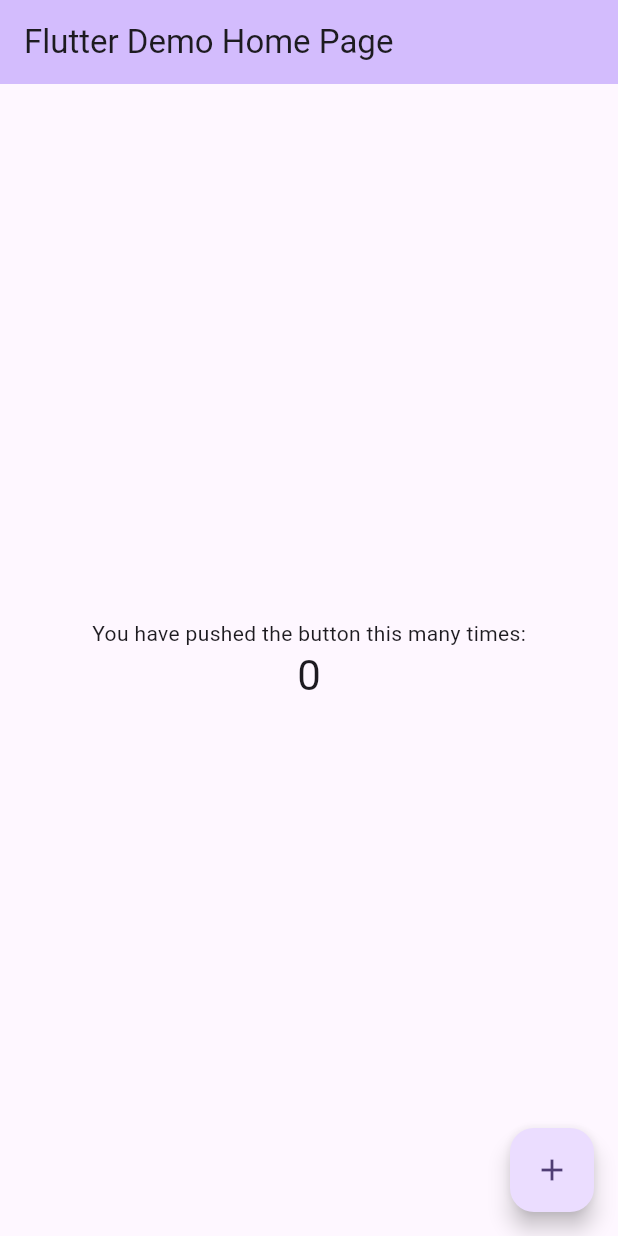
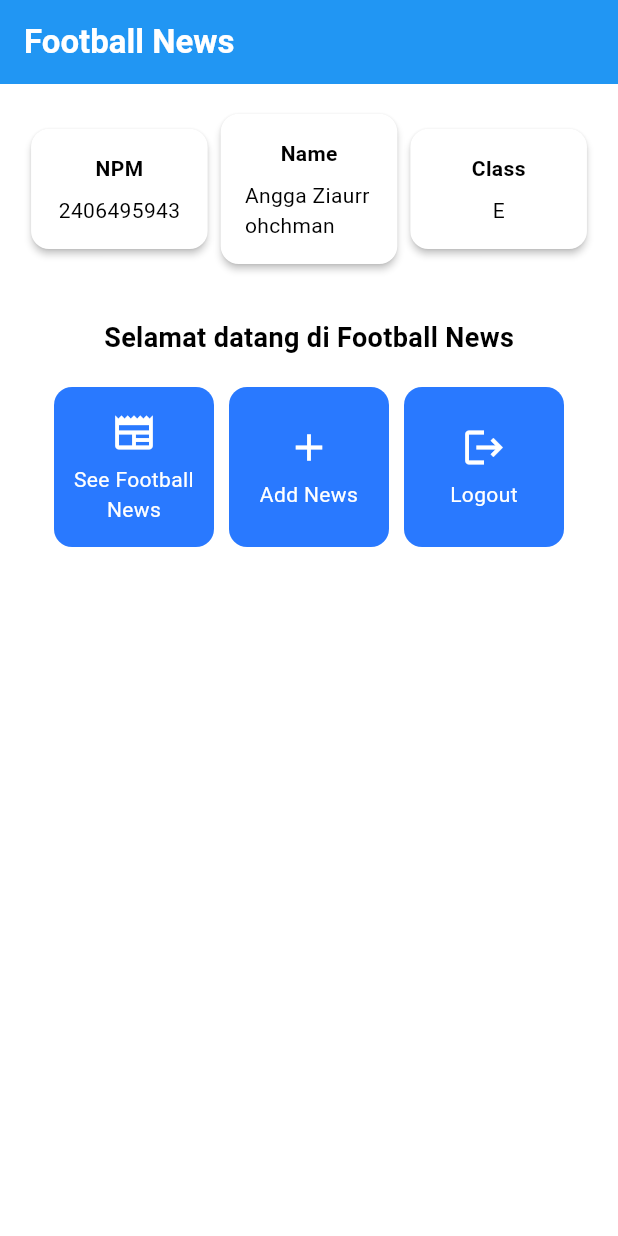
Before and after one commit to anggazia28/football-news-mobile, a Flutter app: the screen it shows after launch, on a phone screen of 412 x 824 dp. Run offline on Flutter 3.47's test engine with Material 3 defaults, Android fonts, the phone set to English and light mode, and no system bars.

Commit message:
Add widget tutorial 1

```diff
--- a/lib/main.dart
+++ b/lib/main.dart
@@ -1,5 +1,5 @@
 import 'package:flutter/material.dart';
-
+import 'package:football_news/menu.dart';
 void main() {
   runApp(const MyApp());
 }
@@ -28,95 +28,9 @@ class MyApp extends StatelessWidget {
         //
         // This works for code too, not just values: Most code changes can be
         // tested with just a hot reload.
-        colorScheme: ColorScheme.fromSeed(seedColor: Colors.deepPurple),
+         colorScheme: ColorScheme.fromSwatch(primarySwatch: Colors.blue).copyWith(secondary: Colors.blueAccent[400]),
       ),
-      home: const MyHomePage(title: 'Flutter Demo Home Page'),
+      home: MyHomePage(),
     );
   }
 }
-
-class MyHomePage extends StatefulWidget {
-  const MyHomePage({super.key, required this.title});
-
-  // This widget is the home page of your application. It is stateful, meaning
-  // that it has a State object (defined below) that contains fields that affect
-  // how it looks.
-
-  // This class is the configuration for the state. It holds the values (in this
-  // case the title) provided by the parent (in this case the App widget) and
-  // used by the build method of the State. Fields in a Widget subclass are
-  // always marked "final".
-
-  final String title;
-
-  @override
-  State<MyHomePage> createState() => _MyHomePageState();
-}
-
-class _MyHomePageState extends State<MyHomePage> {
-  int _counter = 0;
-
-  void _incrementCounter() {
-    setState(() {
-      // This call to setState tells the Flutter framework that something has
-      // changed in this State, which causes it to rerun the build method below
-      // so that the display can reflect the updated values. If we changed
-      // _counter without calling setState(), then the build method would not be
-      // called again, and so nothing would appear to happen.
-      _counter++;
-    });
-  }
-
-  @override
-  Widget build(BuildContext context) {
-    // This method is rerun every time setState is called, for instance as done
-    // by the _incrementCounter method above.
-    //
-    // The Flutter framework has been optimized to make rerunning build methods
-    // fast, so that you can just rebuild anything that needs updating rather
-    // than having to individually change instances of widgets.
-    return Scaffold(
-      appBar: AppBar(
-        // TRY THIS: Try changing the color here to a specific color (to
-        // Colors.amber, perhaps?) and trigger a hot reload to see the AppBar
-        // change color while the other colors stay the same.
-        backgroundColor: Theme.of(context).colorScheme.inversePrimary,
-        // Here we take the value from the MyHomePage object that was created by
-        // the App.build method, and use it to set our appbar title.
-        title: Text(widget.title),
-      ),
-      body: Center(
-        // Center is a layout widget. It takes a single child and positions it
-        // in the middle of the parent.
-        child: Column(
-          // Column is also a layout widget. It takes a list of children and
-          // arranges them vertically. By default, it sizes itself to fit its
-          // children horizontally, and tries to be as tall as its parent.
-          //
-          // Column has various properties to control how it sizes itself and
-          // how it positions its children. Here we use mainAxisAlignment to
-          // center the children vertically; the main axis here is the vertical
-          // axis because Columns are vertical (the cross axis would be
-          // horizontal).
-          //
-          // TRY THIS: Invoke "debug painting" (choose the "Toggle Debug Paint"
-          // action in the IDE, or press "p" in the console), to see the
-          // wireframe for each widget.
-          mainAxisAlignment: MainAxisAlignment.center,
-          children: <Widget>[
-            const Text('You have pushed the button this many times:'),
-            Text(
-              '$_counter',
-              style: Theme.of(context).textTheme.headlineMedium,
-            ),
-          ],
-        ),
-      ),
-      floatingActionButton: FloatingActionButton(
-        onPressed: _incrementCounter,
-        tooltip: 'Increment',
-        child: const Icon(Icons.add),
-      ), // This trailing comma makes auto-formatting nicer for build methods.
-    );
-  }
-}
--- /dev/null
+++ b/lib/menu.dart
@@ -0,0 +1,184 @@
+import 'package:flutter/material.dart';
+class MyHomePage extends StatelessWidget {
+  MyHomePage({super.key});
+
+  final String nama = "Angga Ziaurrohchman"; //nama
+  final String npm = "2406495943"; //npm
+  final String kelas = "E"; //kelas
+
+  final List<ItemHomepage> items = [
+    ItemHomepage("See Football News", Icons.newspaper),
+    ItemHomepage("Add News", Icons.add),
+    ItemHomepage("Logout", Icons.logout),
+  ];
+  @override
+    Widget build(BuildContext context) {
+    // Scaffold menyediakan struktur dasar halaman dengan AppBar dan body.
+    return Scaffold(
+      // AppBar adalah bagian atas halaman yang menampilkan judul.
+      appBar: AppBar(
+        // Judul aplikasi "Football News" dengan teks putih dan tebal.
+        title: const Text(
+          'Football News',
+          style: TextStyle(
+            color: Colors.white,
+            fontWeight: FontWeight.bold,
+          ),
+        ),
+        // Warna latar belakang AppBar diambil dari skema warna tema aplikasi.
+        backgroundColor: Theme.of(context).colorScheme.primary,
+      ),
+      // Body halaman dengan padding di sekelilingnya.
+      body: Padding(
+        padding: const EdgeInsets.all(16.0),
+        // Menyusun widget secara vertikal dalam sebuah kolom.
+        child: Column(
+          crossAxisAlignment: CrossAxisAlignment.center,
+          children: [
+            // Row untuk menampilkan 3 InfoCard secara horizontal.
+            Row(
+              mainAxisAlignment: MainAxisAlignment.spaceEvenly,
+              children: [
+                InfoCard(title: 'NPM', content: npm),
+                InfoCard(title: 'Name', content: nama),
+                InfoCard(title: 'Class', content: kelas),
+              ],
+            ),
+
+            // Memberikan jarak vertikal 16 unit.
+            const SizedBox(height: 16.0),
+
+            // Menempatkan widget berikutnya di tengah halaman.
+            Center(
+              child: Column(
+                // Menyusun teks dan grid item secara vertikal.
+
+                children: [
+                  // Menampilkan teks sambutan dengan gaya tebal dan ukuran 18.
+                  const Padding(
+                    padding: EdgeInsets.only(top: 16.0),
+                    child: Text(
+                      'Selamat datang di Football News',
+                      style: TextStyle(
+                        fontWeight: FontWeight.bold,
+                        fontSize: 18.0,
+                      ),
+                    ),
+                  ),
+
+                  // Grid untuk menampilkan ItemCard dalam bentuk grid 3 kolom.
+                  GridView.count(
+                    primary: true,
+                    padding: const EdgeInsets.all(20),
+                    crossAxisSpacing: 10,
+                    mainAxisSpacing: 10,
+                    crossAxisCount: 3,
+                    // Agar grid menyesuaikan tinggi kontennya.
+                    shrinkWrap: true,
+
+                    // Menampilkan ItemCard untuk setiap item dalam list items.
+                    children: items.map((ItemHomepage item) {
+                      return ItemCard(item);
+                    }).toList(),
+                  ),
+                ],
+              ),
+            ),
+          ],
+        ),
+      ),
+    );
+}
+
+}
+class InfoCard extends StatelessWidget {
+  // Kartu informasi yang menampilkan title dan content.
+
+  final String title;  // Judul kartu.
+  final String content;  // Isi kartu.
+
+  const InfoCard({super.key, required this.title, required this.content});
+
+  @override
+  Widget build(BuildContext context) {
+    return Card(
+      // Membuat kotak kartu dengan bayangan dibawahnya.
+      elevation: 2.0,
+      child: Container(
+        // Mengatur ukuran dan jarak di dalam kartu.
+        width: MediaQuery.of(context).size.width / 3.5, // menyesuaikan dengan lebar device yang digunakan.
+        padding: const EdgeInsets.all(16.0),
+        // Menyusun title dan content secara vertikal.
+        child: Column(
+          children: [
+            Text(
+              title,
+              style: const TextStyle(fontWeight: FontWeight.bold),
+            ),
+            const SizedBox(height: 8.0),
+            Text(content),
+          ],
+        ),
+      ),
+    );
+  }
+}
+class ItemHomepage {
+ final String name;
+ final IconData icon;
+
+ ItemHomepage(this.name, this.icon);
+}
+class ItemCard extends StatelessWidget {
+  // Menampilkan kartu dengan ikon dan nama.
+
+  final ItemHomepage item;
+
+  const ItemCard(this.item, {super.key});
+
+  @override
+  Widget build(BuildContext context) {
+    return Material(
+      // Menentukan warna latar belakang dari tema aplikasi.
+      color: Theme.of(context).colorScheme.secondary,
+      // Membuat sudut kartu melengkung.
+      borderRadius: BorderRadius.circular(12),
+
+      child: InkWell(
+        // Aksi ketika kartu ditekan.
+        onTap: () {
+          // Menampilkan pesan SnackBar saat kartu ditekan.
+          ScaffoldMessenger.of(context)
+            ..hideCurrentSnackBar()
+            ..showSnackBar(
+              SnackBar(content: Text("Kamu telah menekan tombol ${item.name}!"))
+            );
+        },
+        // Container untuk menyimpan Icon dan Text
+        child: Container(
+          padding: const EdgeInsets.all(8),
+          child: Center(
+            child: Column(
+              // Menyusun ikon dan teks di tengah kartu.
+              mainAxisAlignment: MainAxisAlignment.center,
+              children: [
+                Icon(
+                  item.icon,
+                  color: Colors.white,
+                  size: 30.0,
+                ),
+                const Padding(padding: EdgeInsets.all(3)),
+                Text(
+                  item.name,
+                  textAlign: TextAlign.center,
+                  style: const TextStyle(color: Colors.white),
+                ),
+              ],
+            ),
+          ),
+        ),
+      ),
+    );
+  }
+
+}
```
